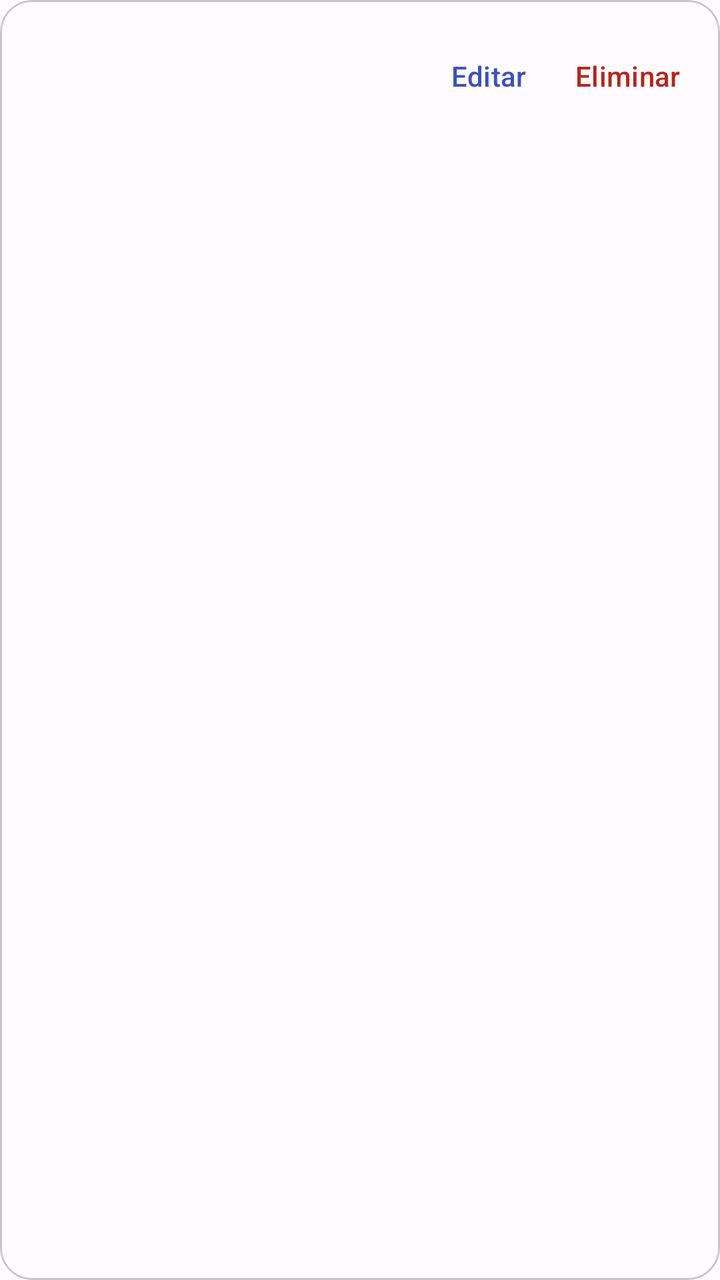
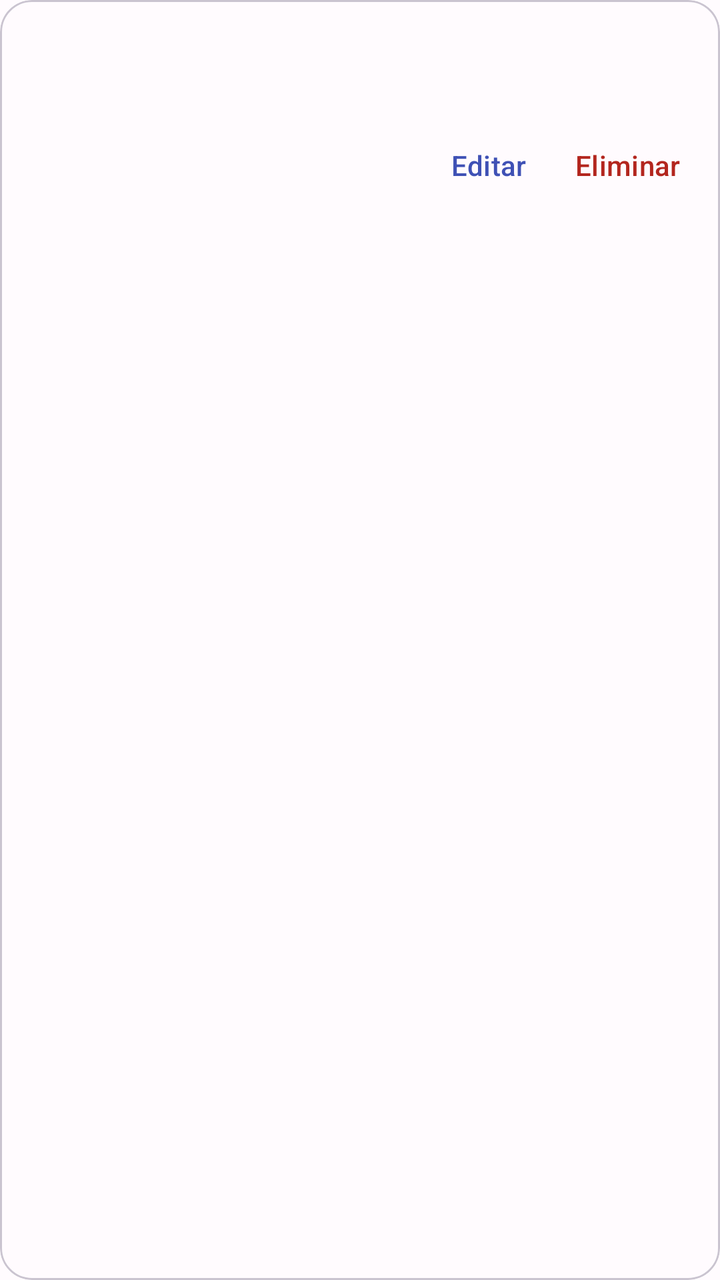

Before-and-after screenshots of an Android layout around one commit, followed by the original layout XML and the change that was made.
<!-- AndroidManifest.xml: application theme Theme.Calification -->
<!-- res/layout/item_entity.xml -->
<?xml version="1.0" encoding="utf-8"?>
<com.google.android.material.card.MaterialCardView xmlns:android="http://schemas.android.com/apk/res/android"
    xmlns:app="http://schemas.android.com/apk/res-auto"
    android:layout_width="match_parent"
    android:layout_height="wrap_content"
    android:foreground="?attr/selectableItemBackground"
    app:cardBackgroundColor="?attr/colorSurface"
    app:cardCornerRadius="16dp"
    app:cardElevation="0dp"
    app:strokeColor="?attr/colorOutlineVariant"
    app:strokeWidth="1dp">

    <LinearLayout
        android:id="@+id/content"
        android:layout_width="match_parent"
        android:layout_height="wrap_content"
        android:gravity="center_vertical"
        android:minHeight="76dp"
        android:orientation="horizontal"
        android:paddingStart="16dp"
        android:paddingTop="8dp"
        android:paddingEnd="8dp"
        android:paddingBottom="8dp">

        <LinearLayout
            android:layout_width="0dp"
            android:layout_height="wrap_content"
            android:layout_weight="1"
            android:orientation="vertical">

            <TextView
                android:id="@+id/title"
                android:layout_width="match_parent"
                android:layout_height="wrap_content"
                android:textAppearance="?attr/textAppearanceTitleMedium" />

            <TextView
                android:id="@+id/subtitle"
                android:layout_width="match_parent"
                android:layout_height="wrap_content"
                android:layout_marginTop="2dp"
                android:textAppearance="?attr/textAppearanceBodyMedium" />
        </LinearLayout>

        <com.google.android.material.button.MaterialButton
            android:id="@+id/edit_button"
            style="@style/Widget.Material3.Button.TextButton"
            android:layout_width="wrap_content"
            android:layout_height="wrap_content"
            android:minWidth="0dp"
            android:text="@string/edit" />

        <com.google.android.material.button.MaterialButton
            android:id="@+id/delete_button"
            style="@style/Widget.Material3.Button.TextButton"
            android:layout_width="wrap_content"
            android:layout_height="wrap_content"
            android:minWidth="0dp"
            android:textColor="?attr/colorError"
            android:text="@string/delete" />
    </LinearLayout>
</com.google.android.material.card.MaterialCardView>
<!-- resources referenced by this layout -->
<resources>
  <string name="delete">Eliminar</string>
  <string name="edit">Editar</string>
  <style name="Theme.Calification" parent="Base.Theme.Calification" />
  <style name="Base.Theme.Calification" parent="Theme.Material3.DayNight.NoActionBar">
          <item name="colorPrimary">@color/brand_primary</item>
          <item name="colorOnPrimary">@color/brand_on_primary</item>
          <item name="colorPrimaryContainer">@color/brand_primary_container</item>
          <item name="colorOnPrimaryContainer">@color/brand_on_primary_container</item>
          <item name="colorSurface">@color/app_surface</item>
          <item name="colorSurfaceVariant">@color/app_surface_variant</item>
          <item name="android:colorBackground">@color/app_surface</item>
          <item name="android:windowLightStatusBar">true</item>
          <item name="android:windowLightNavigationBar">true</item>
      </style>
  <color name="brand_primary">#3F51B5</color>
  <color name="brand_on_primary">#FFFFFF</color>
  <color name="brand_primary_container">#E0E7FF</color>
  <color name="brand_on_primary_container">#172554</color>
  <color name="app_surface">#FFFBFE</color>
  <color name="app_surface_variant">#F1F3F9</color>
</resources>

<!-- the commit's change to res/layout/item_entity.xml (unified diff, before → after) -->
@@ -14,18 +14,16 @@
         android:id="@+id/content"
         android:layout_width="match_parent"
         android:layout_height="wrap_content"
-        android:gravity="center_vertical"
         android:minHeight="76dp"
-        android:orientation="horizontal"
+        android:orientation="vertical"
         android:paddingStart="16dp"
         android:paddingTop="8dp"
         android:paddingEnd="8dp"
         android:paddingBottom="8dp">
 
         <LinearLayout
-            android:layout_width="0dp"
+            android:layout_width="match_parent"
             android:layout_height="wrap_content"
-            android:layout_weight="1"
             android:orientation="vertical">
 
             <TextView
@@ -40,23 +38,38 @@
                 android:layout_height="wrap_content"
                 android:layout_marginTop="2dp"
                 android:textAppearance="?attr/textAppearanceBodyMedium" />
+
+            <LinearLayout
+                android:id="@+id/evaluations"
+                android:layout_width="match_parent"
+                android:layout_height="wrap_content"
+                android:layout_marginTop="8dp"
+                android:orientation="vertical" />
         </LinearLayout>
 
-        <com.google.android.material.button.MaterialButton
-            android:id="@+id/edit_button"
-            style="@style/Widget.Material3.Button.TextButton"
-            android:layout_width="wrap_content"
+        <LinearLayout
+            android:id="@+id/actions"
+            android:layout_width="match_parent"
             android:layout_height="wrap_content"
-            android:minWidth="0dp"
-            android:text="@string/edit" />
+            android:gravity="end"
+            android:orientation="horizontal">
 
-        <com.google.android.material.button.MaterialButton
-            android:id="@+id/delete_button"
-            style="@style/Widget.Material3.Button.TextButton"
-            android:layout_width="wrap_content"
-            android:layout_height="wrap_content"
-            android:minWidth="0dp"
-            android:textColor="?attr/colorError"
-            android:text="@string/delete" />
+            <com.google.android.material.button.MaterialButton
+                android:id="@+id/edit_button"
+                style="@style/Widget.Material3.Button.TextButton"
+                android:layout_width="wrap_content"
+                android:layout_height="wrap_content"
+                android:minWidth="0dp"
+                android:text="@string/edit" />
+
+            <com.google.android.material.button.MaterialButton
+                android:id="@+id/delete_button"
+                style="@style/Widget.Material3.Button.TextButton"
+                android:layout_width="wrap_content"
+                android:layout_height="wrap_content"
+                android:minWidth="0dp"
+                android:text="@string/delete"
+                android:textColor="?attr/colorError" />
+        </LinearLayout>
     </LinearLayout>
 </com.google.android.material.card.MaterialCardView>
